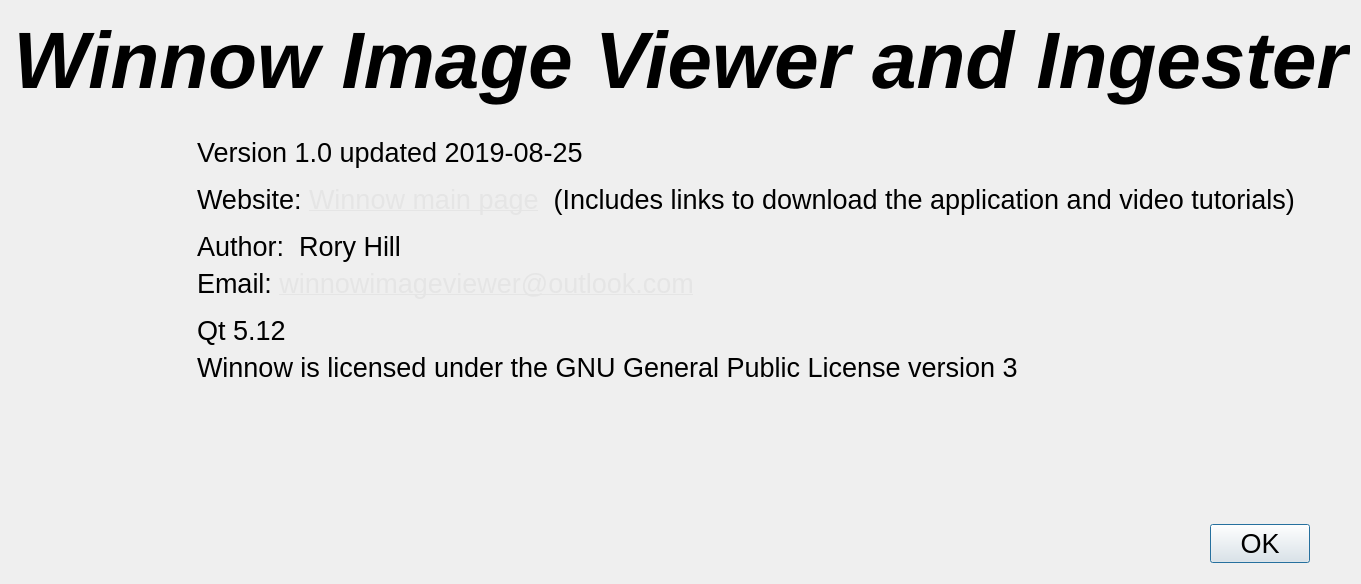
First picture: the form in Dialogs/aboutdlg.ui, repository towhee/Winnow64, before the edit.
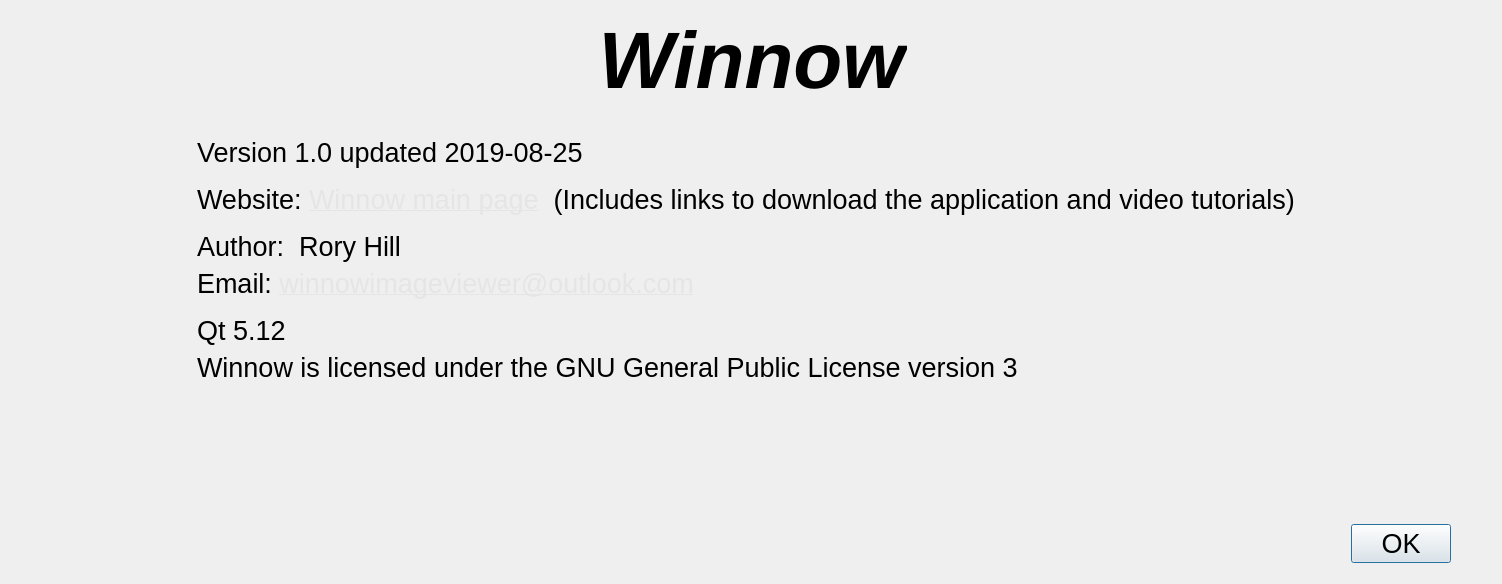
Second picture: the form after the edit. Icons and pictures are not drawn.

The edit to the form file:
```diff
--- a/Dialogs/aboutdlg.ui
+++ b/Dialogs/aboutdlg.ui
@@ -6,7 +6,7 @@
    <rect>
     <x>0</x>
     <y>0</y>
-    <width>811</width>
+    <width>1502</width>
     <height>584</height>
    </rect>
   </property>
@@ -67,7 +67,7 @@
         </font>
        </property>
        <property name="text">
-        <string>&lt;h1&gt;&lt;i&gt;Winnow Image Viewer and Ingester&lt;/i&gt;&lt;/h1&gt;</string>
+        <string>&lt;h1&gt;&lt;i&gt;Winnow&lt;/i&gt;&lt;/h1&gt;</string>
        </property>
        <property name="alignment">
         <set>Qt::AlignCenter</set>
```
